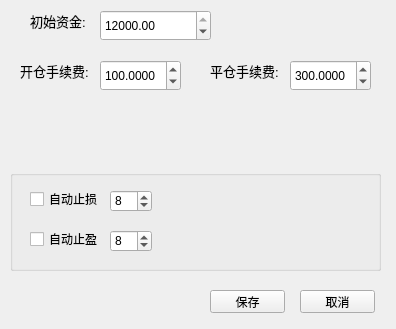
Old version of the form FutureSystem/cfgtrain.ui in the repository spartawwy/FForcast_train.
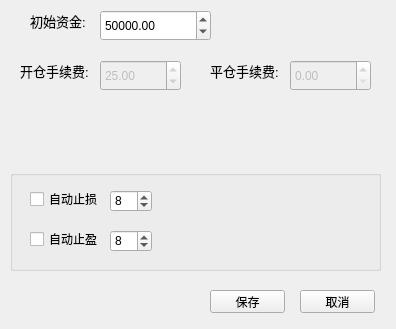
New version of the form.

Patch:
```diff
--- a/FutureSystem/cfgtrain.ui
+++ b/FutureSystem/cfgtrain.ui
@@ -40,14 +40,20 @@
      <height>31</height>
     </rect>
    </property>
+   <property name="minimum">
+    <double>40000.000000000000000</double>
+   </property>
    <property name="maximum">
-    <double>12000.000000000000000</double>
+    <double>10000000.000000000000000</double>
    </property>
    <property name="value">
-    <double>12000.000000000000000</double>
+    <double>50000.000000000000000</double>
    </property>
   </widget>
   <widget class="QDoubleSpinBox" name="dbspbFeeOpen">
+   <property name="enabled">
+    <bool>false</bool>
+   </property>
    <property name="geometry">
     <rect>
      <x>100</x>
@@ -57,7 +63,7 @@
     </rect>
    </property>
    <property name="decimals">
-    <number>4</number>
+    <number>2</number>
    </property>
    <property name="maximum">
     <double>500.000000000000000</double>
@@ -66,7 +72,7 @@
     <double>100.000000000000000</double>
    </property>
    <property name="value">
-    <double>100.000000000000000</double>
+    <double>25.000000000000000</double>
    </property>
   </widget>
   <widget class="QLabel" name="label_9">
@@ -106,6 +112,9 @@
    </property>
   </widget>
   <widget class="QDoubleSpinBox" name="dbspbFeeOpen_2">
+   <property name="enabled">
+    <bool>false</bool>
+   </property>
    <property name="geometry">
     <rect>
      <x>290</x>
@@ -115,7 +124,7 @@
     </rect>
    </property>
    <property name="decimals">
-    <number>4</number>
+    <number>2</number>
    </property>
    <property name="maximum">
     <double>500.000000000000000</double>
@@ -124,7 +133,7 @@
     <double>100.000000000000000</double>
    </property>
    <property name="value">
-    <double>300.000000000000000</double>
+    <double>0.000000000000000</double>
    </property>
   </widget>
   <widget class="QGroupBox" name="groupBox">
```
Left out of the diff: 6 changed lines with no effect on the pictures.
